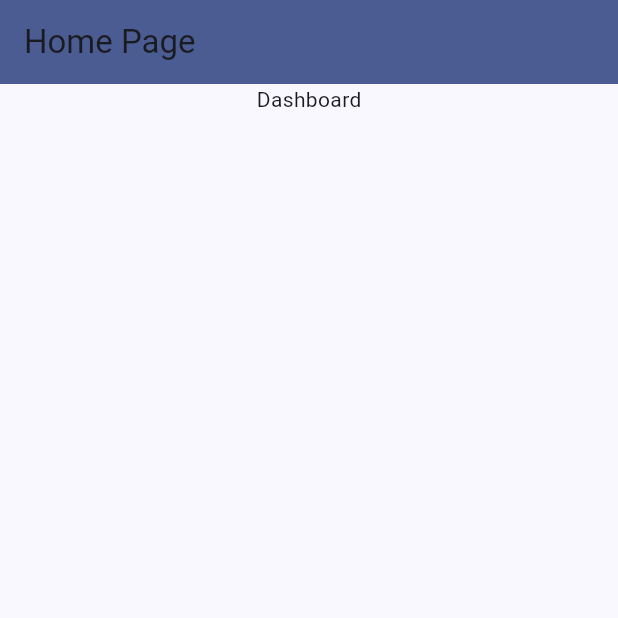
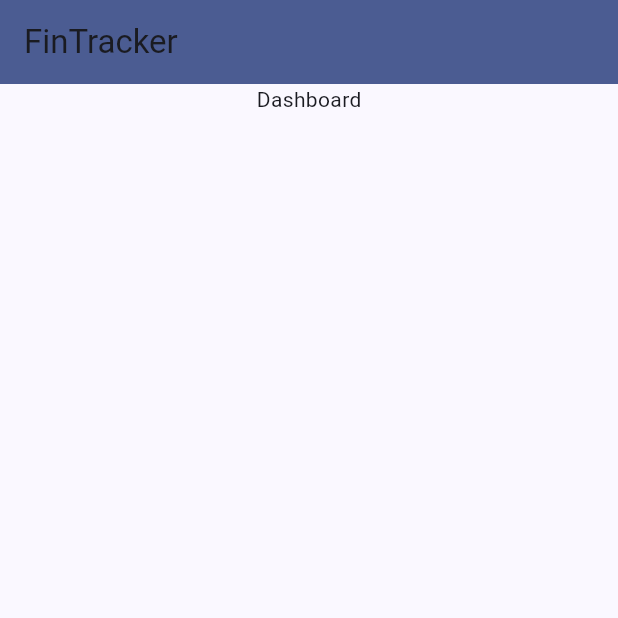
Before and after one commit to Guviega/fintracker, a Flutter app: the screen it shows after launch, on a phone screen of 412 x 824 dp, the top half of it. Run offline on Flutter 3.47's test engine with Material 3 defaults, Android fonts, the phone set to English and light mode, and no system bars.

Commit message:
feat: chage home_page title to app name

```diff
--- a/lib/main.dart
+++ b/lib/main.dart
@@ -20,7 +20,7 @@ class MyApp extends StatelessWidget {
       theme: ThemeData(
         colorScheme: .fromSeed(seedColor: Color(0xFF2563EB)),
       ),
-      home: const HomePage(title: 'Home Page'),
+      home: const HomePage(title: 'FinTracker'),
       routes: {
         Expenses.routeName: (context) => Expenses(),
         Income.routeName: (context) => Income(),
```
